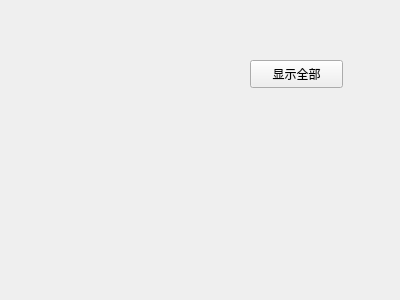
Jacob1048596/QTwork, file SmartFarm/search.ui: the form before one commit.
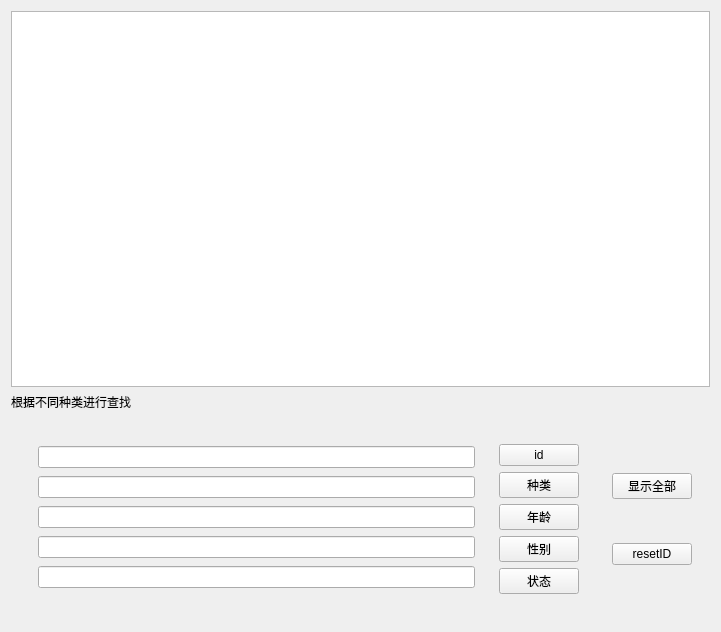
The form after the commit.

Patch:
```diff
--- a/SmartFarm/search.ui
+++ b/SmartFarm/search.ui
@@ -6,26 +6,119 @@
    <rect>
     <x>0</x>
     <y>0</y>
-    <width>400</width>
-    <height>300</height>
+    <width>721</width>
+    <height>632</height>
    </rect>
   </property>
   <property name="windowTitle">
    <string>Form</string>
   </property>
-  <widget class="QPushButton" name="ShowAllButton">
-   <property name="geometry">
-    <rect>
-     <x>250</x>
-     <y>60</y>
-     <width>93</width>
-     <height>28</height>
-    </rect>
-   </property>
-   <property name="text">
-    <string>显示全部</string>
-   </property>
-  </widget>
+  <layout class="QVBoxLayout" name="verticalLayout_4">
+   <item>
+    <widget class="QTableView" name="tableView"/>
+   </item>
+   <item>
+    <widget class="QLabel" name="label">
+     <property name="text">
+      <string>根据不同种类进行查找</string>
+     </property>
+    </widget>
+   </item>
+   <item>
+    <widget class="QWidget" name="widget_5" native="true">
+     <layout class="QHBoxLayout" name="horizontalLayout_2">
+      <item>
+       <widget class="QWidget" name="widget_3" native="true">
+        <layout class="QHBoxLayout" name="horizontalLayout">
+         <item>
+          <widget class="QWidget" name="widget_2" native="true">
+           <layout class="QVBoxLayout" name="verticalLayout_2">
+            <item>
+             <widget class="QLineEdit" name="idInput"/>
+            </item>
+            <item>
+             <widget class="QLineEdit" name="genusInput"/>
+            </item>
+            <item>
+             <widget class="QLineEdit" name="ageInput"/>
+            </item>
+            <item>
+             <widget class="QLineEdit" name="sexInput"/>
+            </item>
+            <item>
+             <widget class="QLineEdit" name="statusInput"/>
+            </item>
+           </layout>
+          </widget>
+         </item>
+         <item>
+          <widget class="QWidget" name="widget" native="true">
+           <layout class="QVBoxLayout" name="verticalLayout">
+            <item>
+             <widget class="QPushButton" name="searchByid">
+              <property name="text">
+               <string>id</string>
+              </property>
+             </widget>
+            </item>
+            <item>
+             <widget class="QPushButton" name="searchBygenus">
+              <property name="text">
+               <string>种类</string>
+              </property>
+             </widget>
+            </item>
+            <item>
+             <widget class="QPushButton" name="searchByage">
+              <property name="text">
+               <string>年龄</string>
+              </property>
+             </widget>
+            </item>
+            <item>
+             <widget class="QPushButton" name="searchBysex">
+              <property name="text">
+               <string>性别</string>
+              </property>
+             </widget>
+            </item>
+            <item>
+             <widget class="QPushButton" name="searchBystatus">
+              <property name="text">
+               <string>状态</string>
+              </property>
+             </widget>
+            </item>
+           </layout>
+          </widget>
+         </item>
+        </layout>
+       </widget>
+      </item>
+      <item>
+       <widget class="QWidget" name="widget_4" native="true">
+        <layout class="QVBoxLayout" name="verticalLayout_3">
+         <item>
+          <widget class="QPushButton" name="ShowAllButton">
+           <property name="text">
+            <string>显示全部</string>
+           </property>
+          </widget>
+         </item>
+         <item>
+          <widget class="QPushButton" name="ResetButton">
+           <property name="text">
+            <string>resetID</string>
+           </property>
+          </widget>
+         </item>
+        </layout>
+       </widget>
+      </item>
+     </layout>
+    </widget>
+   </item>
+  </layout>
  </widget>
  <resources/>
  <connections/>
```
